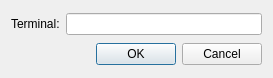
Old version of the form trunk/qrdc/ui/settings.ui in the repository rgfernandes/qtdesktop.
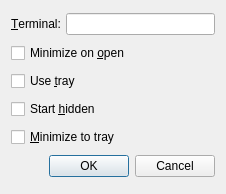
New version of the form.

Commit message: qrdc: tray

```diff
--- a/trunk/qrdc/ui/settings.ui
+++ b/trunk/qrdc/ui/settings.ui
@@ -6,8 +6,8 @@
    <rect>
     <x>0</x>
     <y>0</y>
-    <width>273</width>
-    <height>78</height>
+    <width>226</width>
+    <height>194</height>
    </rect>
   </property>
   <property name="windowTitle">
@@ -17,7 +17,7 @@
    <item row="0" column="0">
     <widget class="QLabel" name="lTerm">
      <property name="text">
-      <string>Terminal:</string>
+      <string>&amp;Terminal:</string>
      </property>
      <property name="buddy">
       <cstring>leTerm</cstring>
@@ -28,6 +28,46 @@
     <widget class="QLineEdit" name="leTerm"/>
    </item>
    <item row="1" column="0" colspan="2">
+    <widget class="QCheckBox" name="cbMinOnOpen">
+     <property name="toolTip">
+      <string>Minimize on open connection</string>
+     </property>
+     <property name="text">
+      <string>Minimize on &amp;open</string>
+     </property>
+    </widget>
+   </item>
+   <item row="2" column="0" colspan="2">
+    <widget class="QCheckBox" name="cbUseTray">
+     <property name="toolTip">
+      <string>Use system tray icon</string>
+     </property>
+     <property name="text">
+      <string>Use &amp;tray</string>
+     </property>
+    </widget>
+   </item>
+   <item row="3" column="0" colspan="2">
+    <widget class="QCheckBox" name="cbStartHidden">
+     <property name="toolTip">
+      <string>Start programm in hidden mode</string>
+     </property>
+     <property name="text">
+      <string>Start &amp;hidden</string>
+     </property>
+    </widget>
+   </item>
+   <item row="4" column="0" colspan="2">
+    <widget class="QCheckBox" name="cbMinToTray">
+     <property name="toolTip">
+      <string>Hide program to tray on minimize button</string>
+     </property>
+     <property name="text">
+      <string>&amp;Minimize to tray</string>
+     </property>
+    </widget>
+   </item>
+   <item row="5" column="0" colspan="2">
     <widget class="QDialogButtonBox" name="buttonBox">
      <property name="standardButtons">
       <set>QDialogButtonBox::Cancel|QDialogButtonBox::Ok</set>
```
The commit also changes 17 other files.
